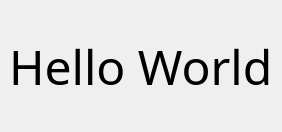
Qt form qt/example.ui (mizusato/KumaChan) before a commit.
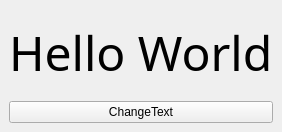
The same form after that commit.

Diff of the .ui file:
```diff
--- a/qt/example.ui
+++ b/qt/example.ui
@@ -14,7 +14,7 @@
    <string>MainWindow</string>
   </property>
   <widget class="QWidget" name="centralwidget">
-   <layout class="QHBoxLayout" name="horizontalLayout">
+   <layout class="QVBoxLayout" name="verticalLayout">
     <item>
      <widget class="QLabel" name="label">
       <property name="font">
@@ -28,6 +28,13 @@
       </property>
      </widget>
     </item>
+    <item>
+     <widget class="QPushButton" name="button">
+      <property name="text">
+       <string>ChangeText</string>
+      </property>
+     </widget>
+    </item>
    </layout>
   </widget>
  </widget>
```
